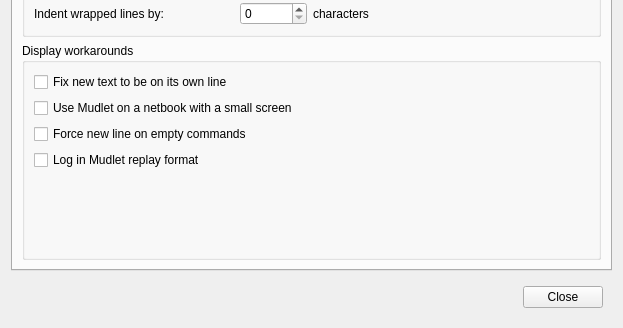
First picture: the form in src/ui/profile_preferences.ui, repository Mudlet/Mudlet, before the edit; both pictures show x 0 to 623 and y 420 to 748 of the 623 by 748 pixel window.
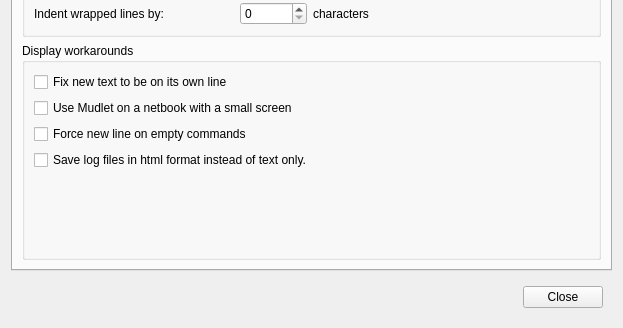
Second picture: the form after the edit. Icons and pictures are not drawn.

Commit message: Feature: new record replay button | Fix: html logging | Feature: added text only logging | Patch by Ryan: LuaGlobal.lua nice pretty print function for tables

Patch:
```diff
--- a/src/ui/profile_preferences.ui
+++ b/src/ui/profile_preferences.ui
@@ -651,7 +651,7 @@
              <string>Switch log file format from HTML to raw stream dump in logfiles as sent by server. The logfile can then be can be loaded by Mudlet to test your trigger systems offline.</string>
             </property>
             <property name="text">
-             <string>Log in Mudlet replay format</string>
+             <string>Save log files in html format instead of text only.</string>
             </property>
            </widget>
           </item>
```
The commit also changes 5 other files.
